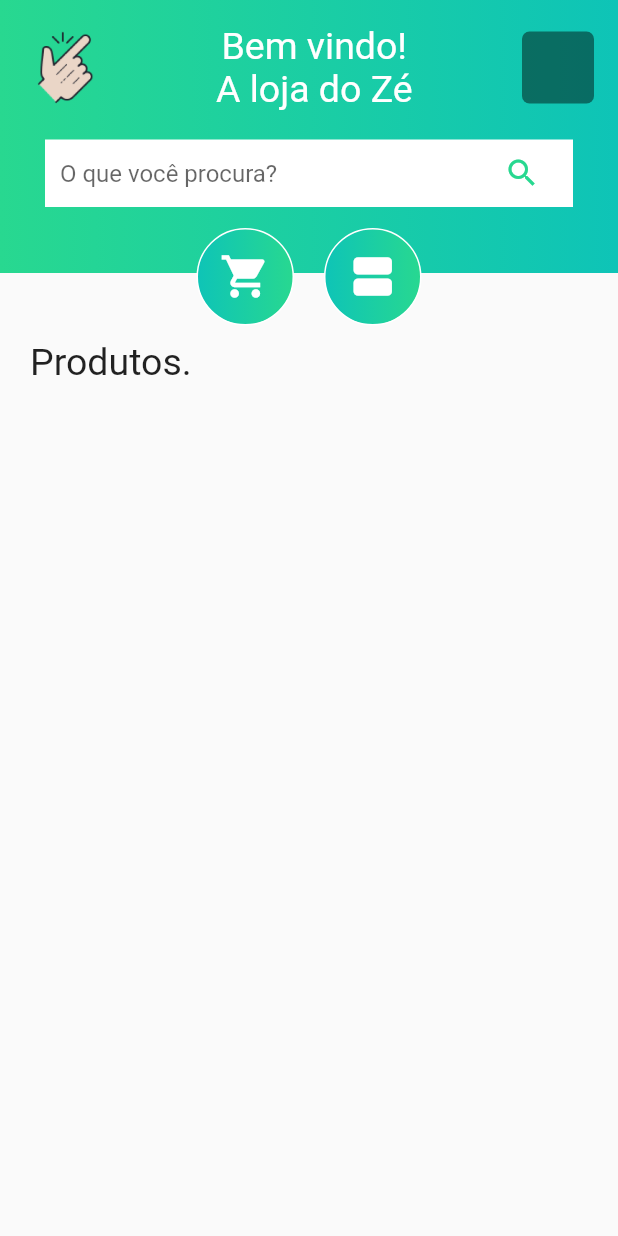
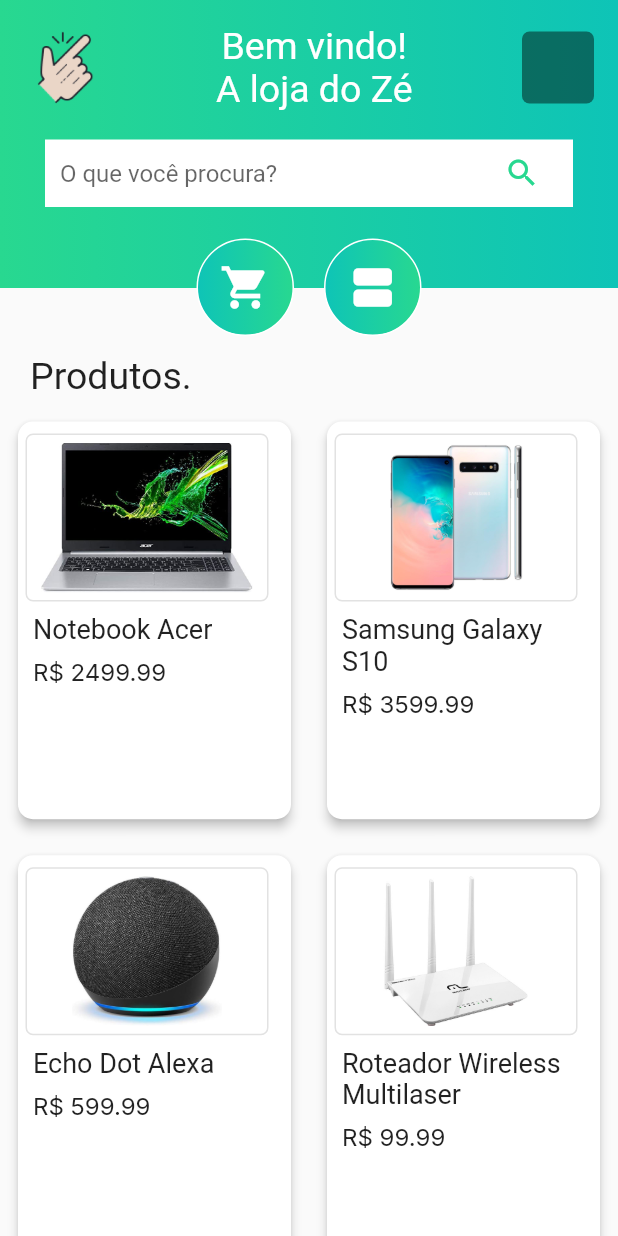
Before and after one commit to hsantiago-dev/easy-ecommerce, a Flutter app: the HomePage screen opened by its route, on a phone screen of 412 x 824 dp. Run offline on Flutter 3.47's test engine with Material 2 defaults, Android fonts, the light colour scheme and no system bars; our stand-ins replace google_fonts.

Commit message:
Adicionado grid de produtos e página de detalhes do produto.

```diff
--- /dev/null
+++ b/lib/models/produto.dart
@@ -0,0 +1,13 @@
+class Produto {
+  String foto;
+  String nome;
+  double valor;
+  String? descricao;
+
+  Produto({
+    required this.foto,
+    required this.nome,
+    required this.valor,
+    this.descricao,
+  });
+}
--- a/lib/my_app.dart
+++ b/lib/my_app.dart
@@ -14,6 +14,9 @@
       title: 'Easy!',
       debugShowCheckedModeBanner: false,
       home: SplashPage(),
+      theme: ThemeData(
+        primarySwatch: Colors.teal,
+      ),
       routes: {
         "/login": (context) => LoginPage(),
         "/home": (context) => HomePage(),
--- a/lib/pages/home_page.dart
+++ b/lib/pages/home_page.dart
@@ -1,3 +1,5 @@
+import 'package:easy/pages/produto_page.dart';
+import 'package:easy/repositories/produto_repository.dart';
 import 'package:easy/widgets/circle_icon_button.dart';
 import 'package:flutter/material.dart';
 import 'package:google_fonts/google_fonts.dart';
@@ -7,12 +9,28 @@
 
   @override
   Widget build(BuildContext context) {
-    void irParaCarrinho() {
+    final produtos = ProdutoRepository.produtos;
+
+    var size = MediaQuery.of(context).size;
+
+    final double itemHeight = (size.height / 1.9) / 1.5;
+    final double itemWidth = size.width / 2;
+
+    irParaCarrinho() {
       Navigator.pushNamed(context, '/carrinho');
     }
 
-    void irParaPedidos() {
+    irParaPedidos() {
       Navigator.pushNamed(context, '/pedidos');
+    }
+
+    mostrarProduto(produto) {
+      Navigator.push(
+        context,
+        MaterialPageRoute(
+          builder: (_) => ProdutoPage(produto: produto),
+        ),
+      );
     }
 
     return SafeArea(
@@ -21,7 +39,7 @@
           preferredSize: Size.fromHeight(152),
           child: Container(
             height: 152,
-            decoration: BoxDecoration(
+            decoration: const BoxDecoration(
               gradient: LinearGradient(
                 colors: [Color(0xFF28D890), Color(0xFF0EC4B7)],
               ),
@@ -53,11 +71,11 @@
                     ),
                   ),
                   Container(
-                    margin: EdgeInsets.only(top: 15, right: 30, left: 30),
+                    margin: const EdgeInsets.only(top: 15, right: 30, left: 30),
                     height: 45,
                     color: Colors.white,
-                    child: Padding(
-                      padding: const EdgeInsets.symmetric(horizontal: 10),
+                    child: const Padding(
+                      padding: EdgeInsets.symmetric(horizontal: 10),
                       child: TextField(
                         maxLines: 1,
                         decoration: InputDecoration(
@@ -82,14 +100,16 @@
             Stack(
               children: [
                 Container(
-                  height: 30,
-                  decoration: BoxDecoration(
+                  height: 40,
+                  decoration: const BoxDecoration(
                     gradient: LinearGradient(
                       colors: [Color(0xFF28D890), Color(0xFF0EC4B7)],
                     ),
                   ),
                 ),
-                Row(
+                Padding(
+                  padding: const EdgeInsets.all(7),
+                  child: Row(
                     mainAxisAlignment: MainAxisAlignment.center,
                     children: [
                       CircleIconButton(
@@ -102,10 +122,11 @@
                       ),
                     ],
                   ),
+                ),
               ],
             ),
             Padding(
-              padding: const EdgeInsets.only(top: 10, left: 20),
+              padding: const EdgeInsets.only(top: 5, left: 20),
               child: Text(
                 'Produtos.',
                 textAlign: TextAlign.start,
@@ -114,45 +135,71 @@
                 ),
               ),
             ),
-            /* GridView.count(
-              primary: false,
-              padding: const EdgeInsets.all(20),
-              crossAxisSpacing: 10,
-              mainAxisSpacing: 10,
+            const SizedBox(
+              height: 4,
+            ),
+            Expanded(
+              child: GridView.count(
                 crossAxisCount: 2,
-              children: <Widget>[
+                childAspectRatio: (itemWidth / itemHeight),
+                children: List.generate(produtos.length, (index) {
+                  return InkWell(
+                    onTap: () => mostrarProduto(produtos[index]),
+                    child: Card(
+                      elevation: 3,
+                      semanticContainer: true,
+                      margin: const EdgeInsets.all(12),
+                      child: Column(
+                        crossAxisAlignment: CrossAxisAlignment.start,
+                        children: [
                           Container(
-                  padding: const EdgeInsets.all(8),
-                  child: const Text("He'd have you all unravel at the"),
-                  color: Colors.teal[100],
+                            padding: const EdgeInsets.all(5),
+                            margin: const EdgeInsets.symmetric(
+                                vertical: 8, horizontal: 5),
+                            decoration: BoxDecoration(
+                              border: Border.all(
+                                  color: Colors.grey.withOpacity(0.3)),
+                              borderRadius: BorderRadius.circular(5),
                             ),
-                Container(
-                  padding: const EdgeInsets.all(8),
-                  child: const Text('Heed not the rabble'),
-                  color: Colors.teal[200],
+                            child: Image.asset(
+                              produtos[index].foto,
+                              height: 100,
+                              width: 150,
                             ),
-                Container(
-                  padding: const EdgeInsets.all(8),
-                  child: const Text('Sound of screams but the'),
-                  color: Colors.teal[300],
                           ),
-                Container(
-                  padding: const EdgeInsets.all(8),
-                  child: const Text('Who scream'),
-                  color: Colors.teal[400],
+                          Padding(
+                            padding: const EdgeInsets.symmetric(horizontal: 10),
+                            child: Text(
+                              produtos[index].nome,
+                              maxLines: 2,
+                              overflow: TextOverflow.ellipsis,
+                              style: GoogleFonts.lexendDeca(
+                                fontSize: 18,
                               ),
-                Container(
-                  padding: const EdgeInsets.all(8),
-                  child: const Text('Revolution is coming...'),
-                  color: Colors.teal[500],
                             ),
-                Container(
-                  padding: const EdgeInsets.all(8),
-                  child: const Text('Revolution, they...'),
-                  color: Colors.teal[600],
+                          ),
+                          Padding(
+                            padding: const EdgeInsets.symmetric(
+                              horizontal: 10,
+                              vertical: 8,
+                            ),
+                            child: Text(
+                              'R\$ ${produtos[index].valor}',
+                              style: GoogleFonts.inter(
+                                fontSize: 16,
+                              ),
+                            ),
                           ),
                         ],
-            ), */
+                      ),
+                      shape: RoundedRectangleBorder(
+                        borderRadius: BorderRadius.circular(10.0),
+                      ),
+                    ),
+                  );
+                }),
+              ),
+            ),
           ],
         ),
       ),
--- /dev/null
+++ b/lib/repositories/produto_repository.dart
@@ -0,0 +1,33 @@
+import 'package:easy/models/produto.dart';
+
+class ProdutoRepository {
+  static List<Produto> produtos = [
+    Produto(
+      foto: 'assets/images/notebookAcer.jpg',
+      valor: 2499.99,
+      nome: 'Notebook Acer',
+      descricao: 'Notebook bom pra caramba.',
+    ),
+    Produto(
+        foto: 'assets/images/galaxyS10.jpg',
+        valor: 3599.99,
+        nome: 'Samsung Galaxy S10',
+        descricao: 'Celular bom pra caramba.'),
+    Produto(
+        foto: 'assets/images/alexa.jpg',
+        valor: 599.99,
+        nome: 'Echo Dot Alexa',
+        descricao: 'Alexa boa pra caramba.'),
+    Produto(
+        foto: 'assets/images/roteador.jpg',
+        valor: 99.99,
+        nome: 'Roteador Wireless Multilaser',
+        descricao: 'Roteador bom pra caramba.'),
+    Produto(
+      foto: 'assets/images/headsetGato.jpg',
+      valor: 349.99,
+      nome: 'Headset Gamer Orelha de Gato',
+      descricao: 'Headset bom e bonito pra caramba.',
+    ),
+  ];
+}
```
Also changed, not shown: lib/pages/produto_page.dart (added, +157 -0 lines), assets/images/alexa.jpg (added), assets/images/galaxyS10.jpg (added), assets/images/headsetGato.jpg (added), assets/images/notebookAcer.jpg (added), assets/images/roteador.jpg (added). Lines whose indentation alone changed are shown as unchanged.
